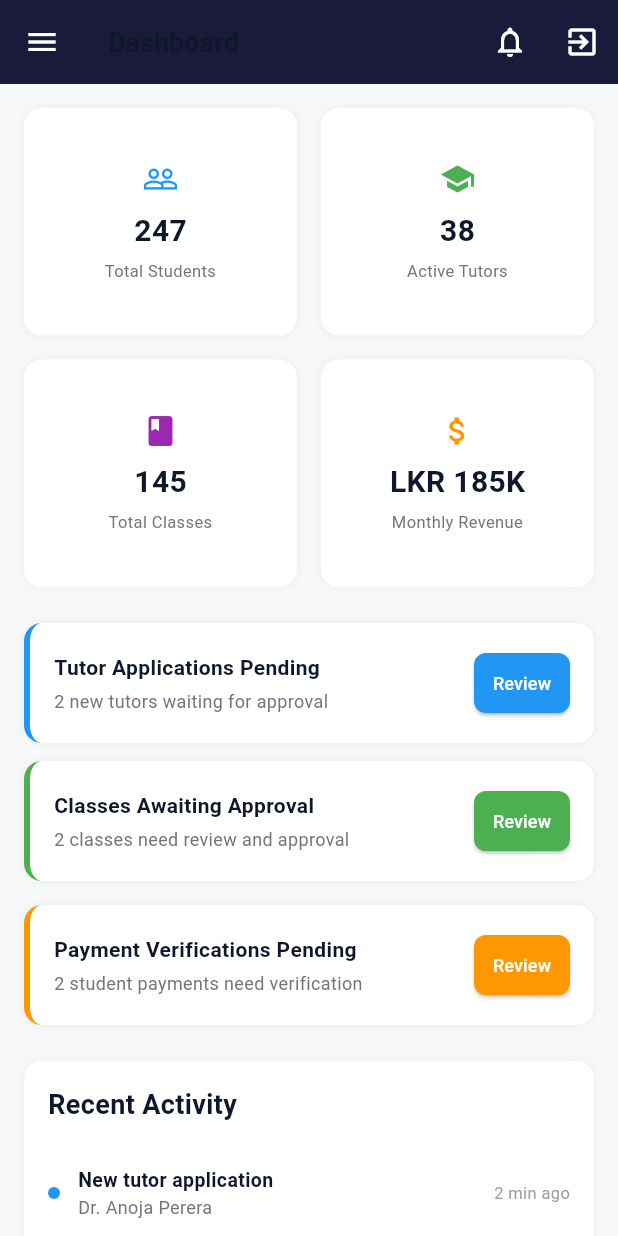
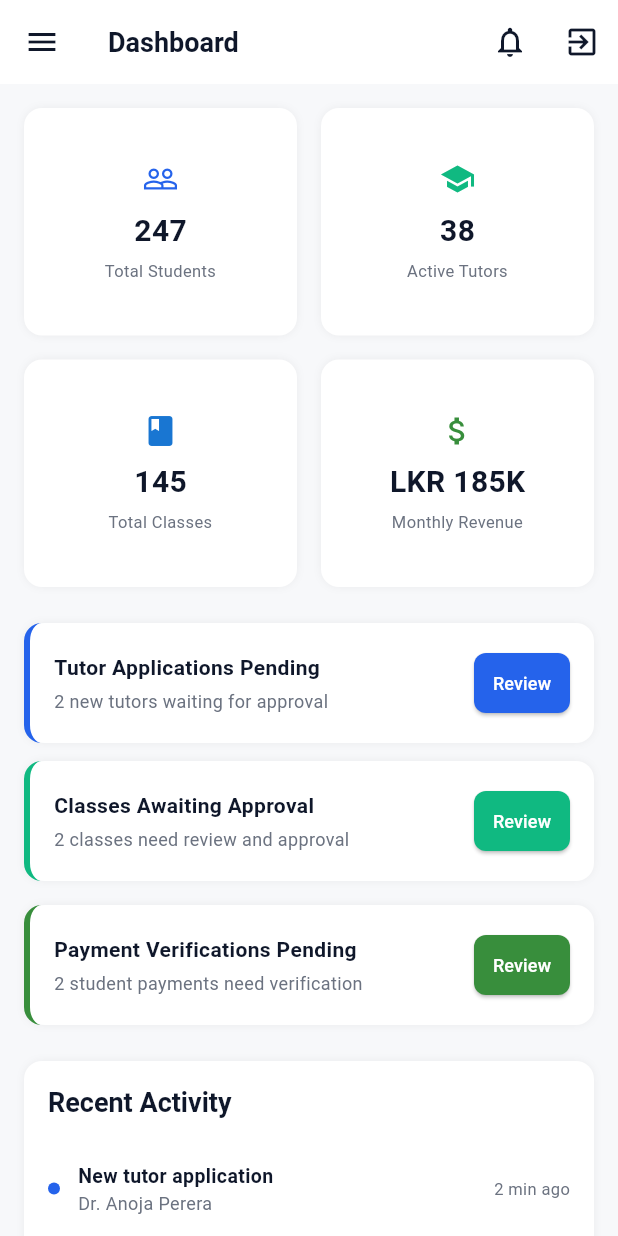
Before and after one commit to Sithum-BASG/ai-classmate-dev, a Flutter app: the AdminDashboardPage screen opened by its route, on a phone screen of 412 x 824 dp. Run offline on Flutter 3.47's test engine with Material 3 defaults, Android fonts, the phone set to English and light mode, and no system bars; our stand-ins replace cloud_firestore, cloud_functions, firebase_auth, firebase_core, firebase_messaging, firebase_storage and 1 more; accounts and stored records are empty.

Commit message:
Admin dashboard visual changes

```diff
--- a/lib/screens/Admin/admin_dashboard_page.dart
+++ b/lib/screens/Admin/admin_dashboard_page.dart
@@ -29,22 +29,24 @@ class _AdminDashboardPageState extends State<AdminDashboardPage> {
       drawer: isMobile ? _buildMobileDrawer() : null,
       appBar: isMobile
           ? AppBar(
-              backgroundColor: const Color(0xFF1A1B3A),
-              title: Text(_getPageTitle()),
+              title: Text(_getPageTitle(),
+                  style: Theme.of(context)
+                      .textTheme
+                      .titleLarge
+                      ?.copyWith(fontWeight: FontWeight.w600)),
               leading: Builder(
                 builder: (context) => IconButton(
-                  icon: const Icon(Icons.menu, color: Colors.white),
+                  icon: const Icon(Icons.menu),
                   onPressed: () => Scaffold.of(context).openDrawer(),
                 ),
               ),
               actions: [
                 IconButton(
-                  icon: const Icon(Icons.notifications_outlined,
-                      color: Colors.white),
+                  icon: const Icon(Icons.notifications_outlined),
                   onPressed: () {},
                 ),
                 IconButton(
-                  icon: const Icon(Icons.exit_to_app, color: Colors.white),
+                  icon: const Icon(Icons.exit_to_app),
                   onPressed: () => context.go('/'),
                 ),
               ],
@@ -56,7 +58,7 @@ class _AdminDashboardPageState extends State<AdminDashboardPage> {
                 // Desktop Sidebar
                 Container(
                   width: 260,
-                  color: const Color(0xFF1A1B3A),
+                  color: AppTheme.brandPrimary,
                   child: _buildSidebarContent(),
                 ),
                 // Main Content
@@ -72,10 +74,10 @@ class _AdminDashboardPageState extends State<AdminDashboardPage> {
                           children: [
                             Text(
                               _getPageTitle(),
-                              style: const TextStyle(
-                                fontSize: 20,
-                                fontWeight: FontWeight.bold,
-                              ),
+                              style: Theme.of(context)
+                                  .textTheme
+                                  .titleLarge
+                                  ?.copyWith(fontWeight: FontWeight.bold),
                             ),
                             const Spacer(),
                             Stack(
@@ -91,8 +93,9 @@ class _AdminDashboardPageState extends State<AdminDashboardPage> {
                                   child: Container(
                                     width: 8,
                                     height: 8,
-                                    decoration: const BoxDecoration(
-                                      color: Colors.red,
+                                    decoration: BoxDecoration(
+                                      color:
+                                          Theme.of(context).colorScheme.error,
                                       shape: BoxShape.circle,
                                     ),
                                   ),
@@ -125,7 +128,7 @@ class _AdminDashboardPageState extends State<AdminDashboardPage> {
 
   Widget _buildMobileDrawer() {
     return Drawer(
-      backgroundColor: const Color(0xFF1A1B3A),
+      backgroundColor: AppTheme.brandPrimary,
       child: _buildSidebarContent(),
     );
   }
@@ -147,7 +150,7 @@ class _AdminDashboardPageState extends State<AdminDashboardPage> {
                 ),
                 child: const Icon(
                   Icons.school,
-                  color: Color(0xFF1A1B3A),
+                  color: AppTheme.brandText,
                 ),
               ),
               const SizedBox(width: 12),
@@ -204,9 +207,8 @@ class _AdminDashboardPageState extends State<AdminDashboardPage> {
       child: Container(
         padding: const EdgeInsets.symmetric(horizontal: 20, vertical: 12),
         decoration: BoxDecoration(
-          color: isSelected
-              ? Colors.white.withValues(alpha: 0.1)
-              : Colors.transparent,
+          color:
+              isSelected ? Colors.white.withOpacity(0.1) : Colors.transparent,
           border: Border(
             left: BorderSide(
               color: isSelected ? Colors.white : Colors.transparent,
@@ -297,25 +299,25 @@ class _AdminDashboardPageState extends State<AdminDashboardPage> {
                 Icons.people_outline,
                 '247',
                 'Total Students',
-                Colors.blue,
+                AppTheme.brandPrimary,
               ),
               _buildStatCard(
                 Icons.school,
                 '38',
                 'Active Tutors',
-                Colors.green,
+                AppTheme.brandSecondary,
               ),
               _buildStatCard(
                 Icons.book,
                 '145',
                 'Total Classes',
-                Colors.purple,
+                AppTheme.brandPrimaryDark,
               ),
               _buildStatCard(
                 Icons.attach_money,
                 'LKR 185K',
                 'Monthly Revenue',
-                Colors.orange,
+                AppTheme.brandSecondaryDark,
               ),
             ],
           ),
@@ -329,7 +331,7 @@ class _AdminDashboardPageState extends State<AdminDashboardPage> {
                   child: _buildPendingCard(
                     'Tutor Applications Pending',
                     '2 new tutors waiting for approval',
-                    Colors.blue,
+                    AppTheme.brandPrimary,
                     () => setState(() => _selectedIndex = 1),
                   ),
                 ),
@@ -338,7 +340,7 @@ class _AdminDashboardPageState extends State<AdminDashboardPage> {
                   child: _buildPendingCard(
                     'Classes Awaiting Approval',
                     '2 classes need review and approval',
-                    Colors.green,
+                    AppTheme.brandSecondary,
                     () => setState(() => _selectedIndex = 2),
                   ),
                 ),
@@ -350,14 +352,14 @@ class _AdminDashboardPageState extends State<AdminDashboardPage> {
                 _buildPendingCard(
                   'Tutor Applications Pending',
                   '2 new tutors waiting for approval',
-                  Colors.blue,
+                  AppTheme.brandPrimary,
                   () => setState(() => _selectedIndex = 1),
                 ),
                 const SizedBox(height: 12),
                 _buildPendingCard(
                   'Classes Awaiting Approval',
                   '2 classes need review and approval',
-                  Colors.green,
+                  AppTheme.brandSecondary,
                   () => setState(() => _selectedIndex = 2),
                 ),
               ],
@@ -366,7 +368,7 @@ class _AdminDashboardPageState extends State<AdminDashboardPage> {
           _buildPendingCard(
             'Payment Verifications Pending',
             '2 student payments need verification',
-            Colors.orange,
+            AppTheme.brandSecondaryDark,
             () => setState(() => _selectedIndex = 3),
           ),
 
@@ -380,7 +382,7 @@ class _AdminDashboardPageState extends State<AdminDashboardPage> {
               borderRadius: BorderRadius.circular(12),
               boxShadow: [
                 BoxShadow(
-                  color: Colors.black.withValues(alpha: 0.05),
+                  color: Colors.black.withOpacity(0.05),
                   blurRadius: 4,
                 ),
               ],
@@ -388,34 +390,37 @@ class _AdminDashboardPageState extends State<AdminDashboardPage> {
             child: Column(
               crossAxisAlignment: CrossAxisAlignment.start,
               children: [
-                const Text(
+                Text(
                   'Recent Activity',
-                  style: TextStyle(fontSize: 18, fontWeight: FontWeight.bold),
+                  style: Theme.of(context)
+                      .textTheme
+                      .titleLarge
+                      ?.copyWith(fontWeight: FontWeight.bold),
                 ),
                 const SizedBox(height: 20),
                 _buildActivityItem(
                   'New tutor application',
                   'Dr. Anoja Perera',
                   '2 min ago',
-                  Colors.blue,
+                  AppTheme.brandPrimary,
                 ),
                 _buildActivityItem(
                   'Payment verified',
                   'Student payment LKR 2,500',
                   '15 min ago',
-                  Colors.green,
+                  AppTheme.brandSecondary,
                 ),
                 _buildActivityItem(
                   'Class approved',
                   'Physics A/L Group Class',
                   '1 hour ago',
-                  Colors.purple,
+                  AppTheme.brandPrimaryDark,
                 ),
                 _buildActivityItem(
                   'Announcement sent',
                   'Platform maintenance notice',
                   '2 hours ago',
-                  Colors.orange,
+                  AppTheme.brandSecondaryDark,
                 ),
               ],
             ),
@@ -439,7 +444,7 @@ class _AdminDashboardPageState extends State<AdminDashboardPage> {
         color: Colors.white,
         borderRadius: BorderRadius.circular(12),
         boxShadow: [
-          BoxShadow(color: Colors.black.withValues(alpha: 0.05), blurRadius: 4),
+          BoxShadow(color: Colors.black.withOpacity(0.05), blurRadius: 4),
         ],
       ),
       child: Column(
@@ -461,7 +466,7 @@ class _AdminDashboardPageState extends State<AdminDashboardPage> {
             label,
             style: TextStyle(
               fontSize: isMobile ? 11 : 14,
-              color: Colors.grey[600],
+              color: AppTheme.mutedText,
             ),
             textAlign: TextAlign.center,
           ),
@@ -489,7 +494,7 @@ class _AdminDashboardPageState extends State<AdminDashboardPage> {
           border: Border(left: BorderSide(color: color, width: 4)),
           boxShadow: [
             BoxShadow(
-              color: Colors.black.withValues(alpha: 0.05),
+              color: Colors.black.withOpacity(0.05),
               blurRadius: 4,
             ),
           ],
@@ -512,7 +517,7 @@ class _AdminDashboardPageState extends State<AdminDashboardPage> {
                     subtitle,
                     style: TextStyle(
                       fontSize: isMobile ? 12 : 14,
-                      color: Colors.grey[600],
+                      color: AppTheme.mutedText,
                     ),
                   ),
                 ],
@@ -573,7 +578,7 @@ class _AdminDashboardPageState extends State<AdminDashboardPage> {
                   subtitle,
                   style: TextStyle(
                     fontSize: isMobile ? 12 : 13,
-                    color: Colors.grey[600],
+                    color: AppTheme.mutedText,
                   ),
                 ),
               ],
@@ -583,7 +588,7 @@ class _AdminDashboardPageState extends State<AdminDashboardPage> {
             time,
             style: TextStyle(
               fontSize: isMobile ? 11 : 12,
-              color: Colors.grey[500],
+              color: AppTheme.mutedText,
             ),
           ),
         ],
```
Also changed, not shown: lib/screens/Admin/admin_announcements_page.dart (+44 -34 lines), lib/screens/Admin/admin_login_page.dart (+25 -15 lines).
